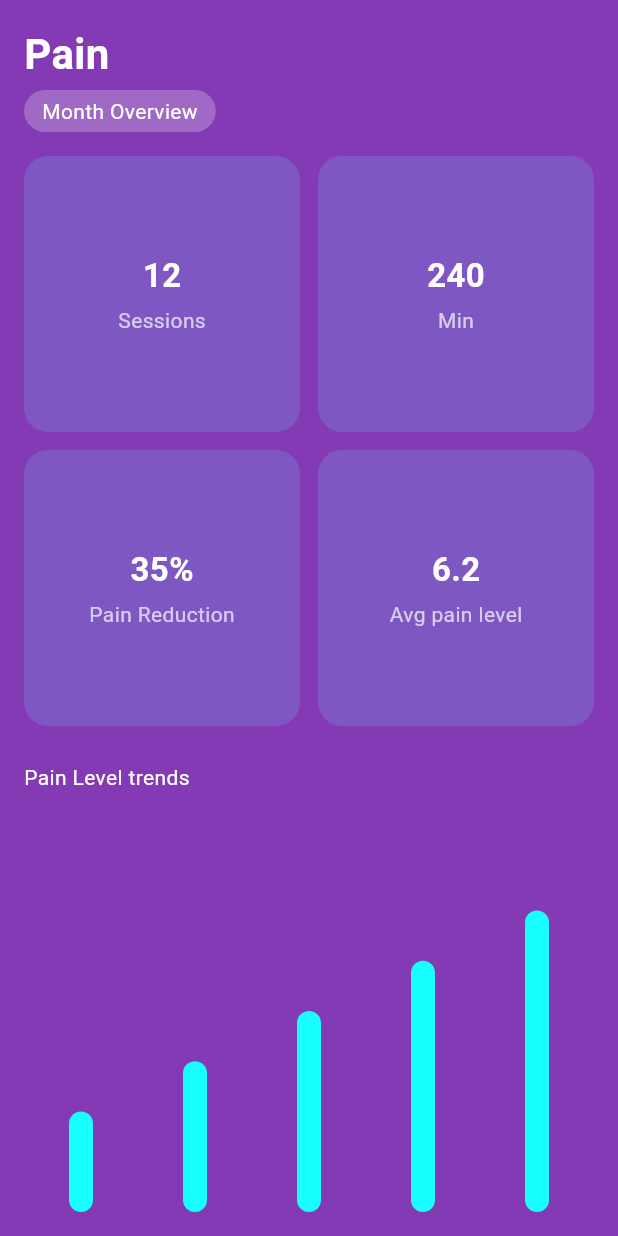
After one commit to AbhayGPatil/Electro_Relief, a Flutter app: the SummaryScreen screen opened directly, on a phone screen of 412 x 824 dp. The commit adds this screen. Run offline on Flutter 3.47's test engine with Material 3 defaults, Android fonts, the phone set to English and light mode, and no system bars; drawn by our look-alikes of fl_chart; our stand-ins replace image_picker.

Commit message:
home,onboard,qr,summary pages

```diff
--- /dev/null
+++ b/lib/screens/summary.dart
@@ -0,0 +1,113 @@
+import 'package:flutter/material.dart';
+import 'package:fl_chart/fl_chart.dart';
+
+class SummaryScreen extends StatelessWidget {
+  const SummaryScreen({super.key});
+
+  @override
+  Widget build(BuildContext context) {
+    return Scaffold(
+      backgroundColor: const Color(0xFF833AB4),
+      body: SafeArea(
+        child: Padding(
+          padding: const EdgeInsets.all(16),
+          child: Column(
+            crossAxisAlignment: CrossAxisAlignment.start,
+            children: [
+              const Text(
+                'Pain',
+                style: TextStyle(
+                    color: Colors.white,
+                    fontSize: 28,
+                    fontWeight: FontWeight.bold),
+              ),
+              const SizedBox(height: 4),
+              Container(
+                padding:
+                    const EdgeInsets.symmetric(horizontal: 12, vertical: 4),
+                decoration: BoxDecoration(
+                  color: Colors.white24,
+                  borderRadius: BorderRadius.circular(20),
+                ),
+                child: const Text('Month Overview',
+                    style: TextStyle(color: Colors.white)),
+              ),
+              const SizedBox(height: 16),
+
+              // 🔹 Grid Stats
+              GridView.count(
+                crossAxisCount: 2,
+                crossAxisSpacing: 12,
+                mainAxisSpacing: 12,
+                shrinkWrap: true,
+                physics: const NeverScrollableScrollPhysics(),
+                children: const [
+                  _StatCard(title: '12', subtitle: 'Sessions'),
+                  _StatCard(title: '240', subtitle: 'Min'),
+                  _StatCard(title: '35%', subtitle: 'Pain Reduction'),
+                  _StatCard(title: '6.2', subtitle: 'Avg pain level'),
+                ],
+              ),
+              const SizedBox(height: 24),
+
+              const Text('Pain Level trends',
+                  style: TextStyle(color: Colors.white)),
+              const SizedBox(height: 12),
+
+              Expanded(
+                child: BarChart(
+                  BarChartData(
+                    alignment: BarChartAlignment.spaceAround,
+                    maxY: 80,
+                    barGroups: [
+                      for (int i = 0; i < 5; i++)
+                        BarChartGroupData(x: i, barRods: [
+                          BarChartRodData(
+                              toY: (i + 1) * 10 + 10,
+                              color: Colors.cyanAccent,
+                              width: 16),
+                        ]),
+                    ],
+                    borderData: FlBorderData(show: false),
+                    gridData: FlGridData(show: false),
+                    titlesData: FlTitlesData(show: false),
+                  ),
+                ),
+              )
+            ],
+          ),
+        ),
+      ),
+    );
+  }
+}
+
+class _StatCard extends StatelessWidget {
+  final String title;
+  final String subtitle;
+  const _StatCard({required this.title, required this.subtitle});
+
+  @override
+  Widget build(BuildContext context) {
+    return Container(
+      decoration: BoxDecoration(
+        color: Colors.deepPurple.shade400,
+        borderRadius: BorderRadius.circular(16),
+      ),
+      padding: const EdgeInsets.symmetric(vertical: 20),
+      child: Column(
+        mainAxisAlignment: MainAxisAlignment.center,
+        children: [
+          Text(title,
+              style: const TextStyle(
+                  color: Colors.white,
+                  fontSize: 22,
+                  fontWeight: FontWeight.bold)),
+          const SizedBox(height: 4),
+          Text(subtitle,
+              style: const TextStyle(color: Colors.white70, fontSize: 14)),
+        ],
+      ),
+    );
+  }
+}
```
Also changed, not shown: lib/screens/homescreen.dart (+97 -58 lines), lib/screens/onboarding_screen.dart (+24 -1 lines), lib/screens/qr_scan_screen.dart (added, +108 -0 lines).
